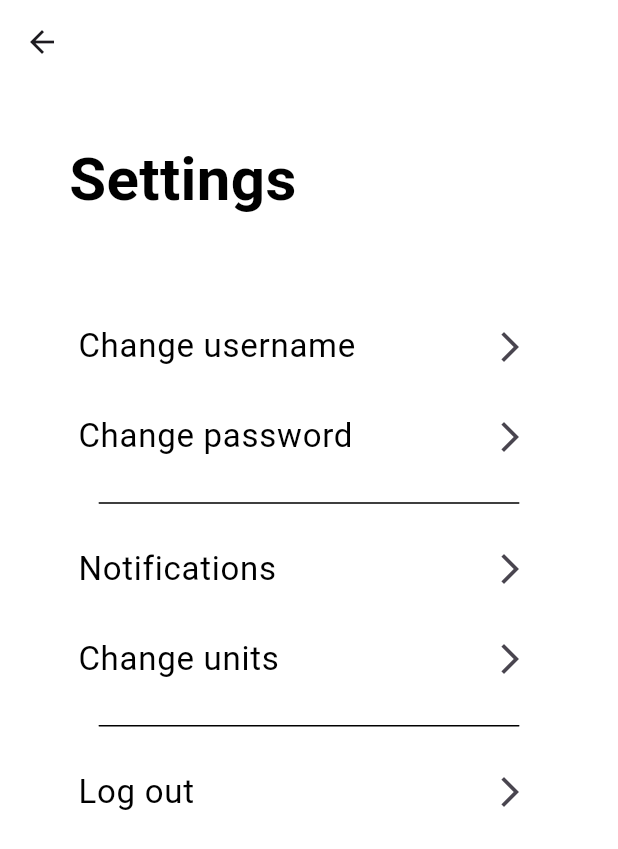
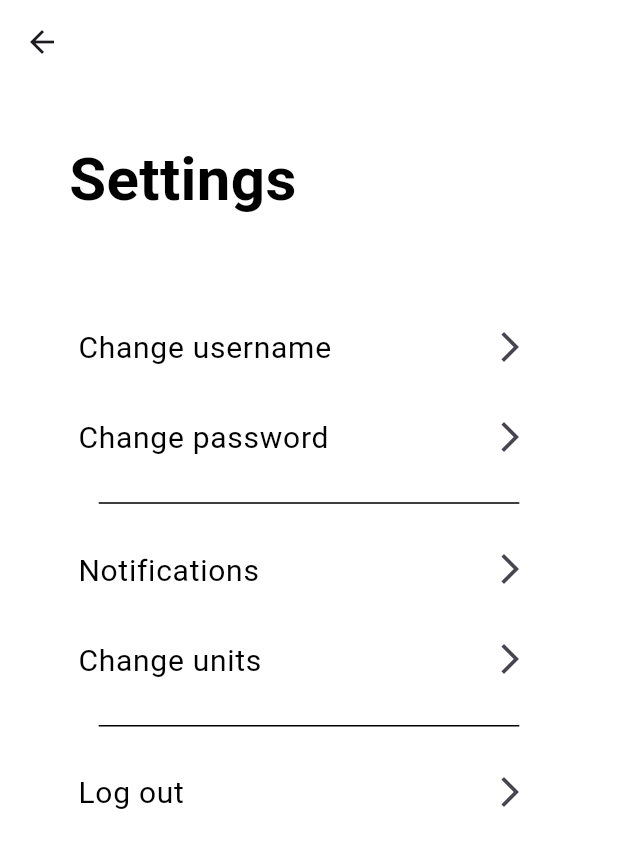
Before and after one commit to Yongjun-Kim-YJ/StyleCast, a Flutter app: the SettingsScreen screen opened directly with empty values, on a phone screen of 412 x 824 dp. Shown: the top 849 px of the screen. Run offline on Flutter 3.47's test engine with Material 3 defaults, Android fonts, the phone set to English and light mode, and no system bars; our stand-ins replace firebase_auth, firebase_core, flutter_local_notifications, google_sign_in; accounts and stored records are empty; Roboto replaces fonts that are missing (SF Pro); project files that could hold a hidden picture were left out.

Commit message:
changed setting font sizes

```diff
--- a/stylecast/lib/src/pages/settings.dart
+++ b/stylecast/lib/src/pages/settings.dart
@@ -47,7 +47,7 @@ class SettingsScreen extends StatelessWidget {
                         'Change username',
                         style: TextStyle(
                           color: Colors.black,
-                          fontSize: 22,
+                          fontSize: 20,
                           fontFamily: 'SF Pro',
                           fontWeight: FontWeight.w400,
                           height: 0,
@@ -71,7 +71,7 @@ class SettingsScreen extends StatelessWidget {
                         'Change password',
                         style: TextStyle(
                           color: Colors.black,
-                          fontSize: 22,
+                          fontSize: 20,
                           fontFamily: 'SF Pro',
                           fontWeight: FontWeight.w400,
                           height: 0,
@@ -107,7 +107,7 @@ class SettingsScreen extends StatelessWidget {
                         'Notifications',
                         style: TextStyle(
                           color: Colors.black,
-                          fontSize: 22,
+                          fontSize: 20,
                           fontFamily: 'SF Pro',
                           fontWeight: FontWeight.w400,
                           height: 0,
@@ -131,7 +131,7 @@ class SettingsScreen extends StatelessWidget {
                         'Change units',
                         style: TextStyle(
                           color: Colors.black,
-                          fontSize: 22,
+                          fontSize: 20,
                           fontFamily: 'SF Pro',
                           fontWeight: FontWeight.w400,
                           height: 0,
@@ -216,7 +216,7 @@ class SettingsScreen extends StatelessWidget {
                         'Log out',
                         style: TextStyle(
                           color: Colors.black,
-                          fontSize: 22,
+                          fontSize: 20,
                           fontFamily: 'SF Pro',
                           fontWeight: FontWeight.w400,
                           height: 0,
```
